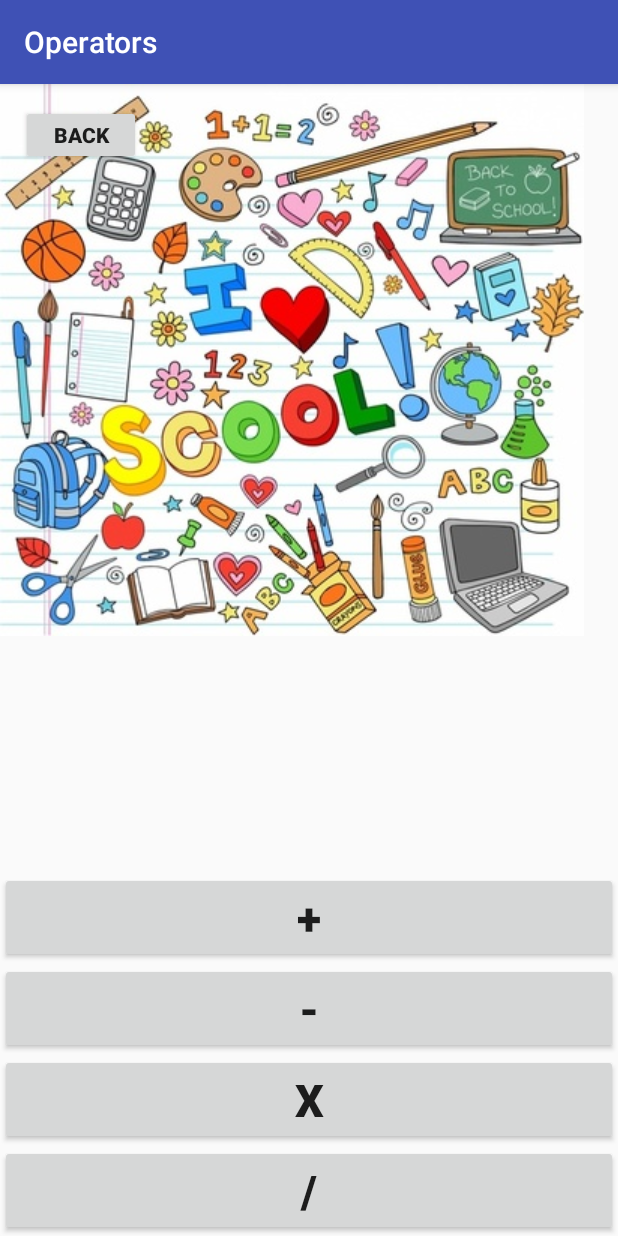
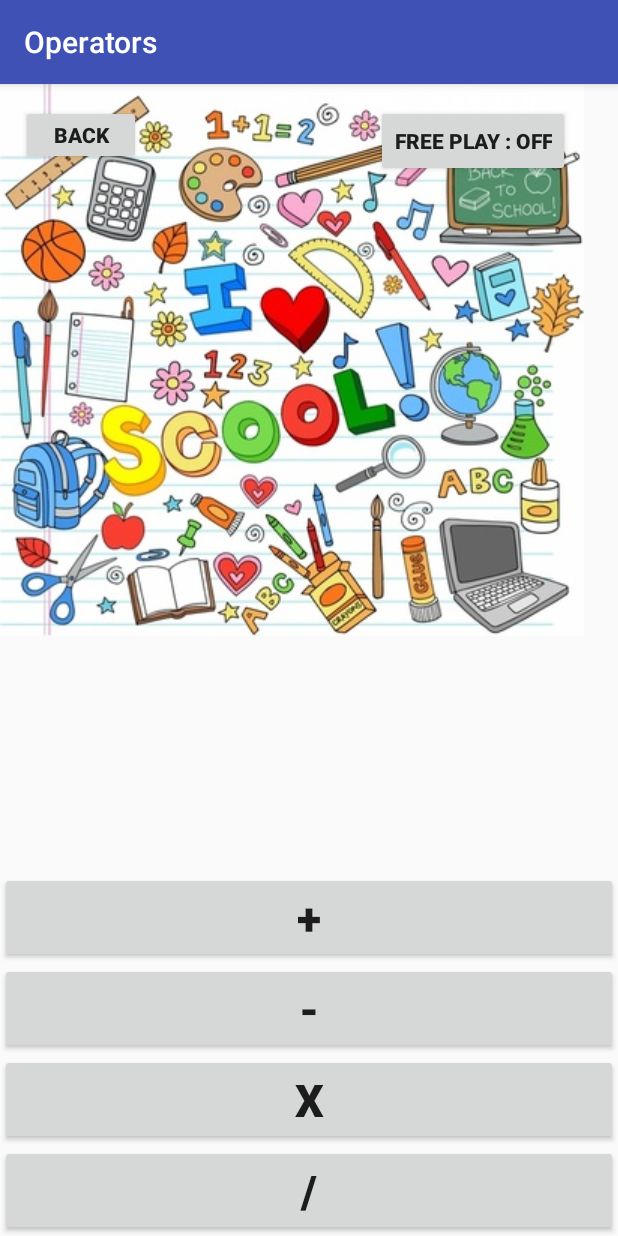
Before and after one commit to Freddy-Gutierrez/LearningToMath, an Android app: the MathOperator screen opened directly, with no data from a screen before it, on a phone screen of 412 x 824 dp. Run offline under Robolectric (Android 15) with nearby library versions, the phone set to English and light mode, and no system bars.

Commit message:
-Free Play Mode added -Fixed minor bug with title for gameplay screen

```diff
--- a/app/build.gradle
+++ b/app/build.gradle
@@ -6,8 +6,8 @@ android {
         applicationId "com.apps.mrfre.learningtomath"
         minSdkVersion 15
         targetSdkVersion 28
-        versionCode 2
-        versionName "1.0"
+        versionCode 3
+        versionName "1.1"
         testInstrumentationRunner "android.support.test.runner.AndroidJUnitRunner"
     }
     buildTypes {
--- a/app/src/main/java/com/apps/mrfre/learningtomath/MathMenu.java
+++ b/app/src/main/java/com/apps/mrfre/learningtomath/MathMenu.java
@@ -28,6 +28,7 @@ public class MathMenu extends AppCompatActivity {
         Button pressed = (Button)view;
         Intent i = new Intent(MathMenu.this, MathGameplay.class);
         //save game difficulty from button and operator
+        i.putExtra("title", pressed.getText().toString());
         i.putExtra("dif", pressed.getText().toString());
         i.putExtra("op", userChar);
         startActivity(i);
--- a/app/src/main/java/com/apps/mrfre/learningtomath/Music.java
+++ b/app/src/main/java/com/apps/mrfre/learningtomath/Music.java
@@ -3,4 +3,6 @@ package com.apps.mrfre.learningtomath;
 public class Music {
     public static boolean isPlaying = false;
     public static boolean userPause = false;
+    public static boolean freePlay = false;
+    public static String freePlayValue = "Free Play : Off";
 }
--- a/app/src/main/java/com/apps/mrfre/learningtomath/PickDenominator.java
+++ b/app/src/main/java/com/apps/mrfre/learningtomath/PickDenominator.java
@@ -20,6 +20,7 @@ public class PickDenominator extends AppCompatActivity {
         Button pressed = (Button)view;
         Intent i = new Intent(PickDenominator.this, MathGameplay.class);
         //save game difficulty from button and operator
+        i.putExtra("title", "DIVISION: " + pressed.getText().toString());
         i.putExtra("dif", pressed.getText().toString());
         i.putExtra("op", userChar);
         startActivity(i);
--- a/app/src/main/res/layout-land/activity_math_operator.xml
+++ b/app/src/main/res/layout-land/activity_math_operator.xml
@@ -11,10 +11,13 @@
         android:layout_width="match_parent"
         android:layout_height="298dp"
         android:layout_alignParentStart="true"
+        android:layout_alignParentLeft="true"
         android:layout_alignParentTop="true"
+        android:layout_marginStart="0dp"
+        android:layout_marginLeft="0dp"
+        android:layout_marginTop="0dp"
         android:scaleType="fitXY"
-        app:srcCompat="@drawable/school"
-        android:layout_alignParentLeft="true" />
+        app:srcCompat="@drawable/school" />
 
     <LinearLayout
         android:layout_width="match_parent"
@@ -79,4 +82,17 @@
         android:layout_alignParentLeft="true"
         android:layout_marginLeft="14dp" />
 
+    <Button
+        android:id="@+id/button_freeplay"
+        android:layout_width="wrap_content"
+        android:layout_height="wrap_content"
+        android:layout_alignTop="@+id/backButton"
+        android:layout_alignParentEnd="true"
+        android:layout_alignParentRight="true"
+        android:layout_marginEnd="32dp"
+        android:layout_marginRight="32dp"
+        android:onClick="isFreePlay"
+        android:text="Free Play : Off"
+        android:textStyle="bold" />
+
 </RelativeLayout>
--- a/app/src/main/res/layout-large-land/activity_math_operator.xml
+++ b/app/src/main/res/layout-large-land/activity_math_operator.xml
@@ -11,25 +11,10 @@
         android:layout_width="match_parent"
         android:layout_height="383dp"
         android:layout_alignParentStart="true"
+        android:layout_alignParentLeft="true"
         android:layout_alignParentTop="true"
         android:scaleType="fitXY"
-        app:srcCompat="@drawable/school"
-        android:layout_alignParentLeft="true" />
-
-    <Button
-        android:id="@+id/backButton"
-        android:layout_width="110dp"
-        android:layout_height="wrap_content"
-        android:layout_alignParentStart="true"
-        android:layout_alignParentTop="true"
-        android:layout_marginStart="14dp"
-        android:layout_marginTop="14dp"
-        android:onClick="backToMain"
-        android:text="BACK"
-        android:textSize="18sp"
-        android:textStyle="bold"
-        android:layout_alignParentLeft="true"
-        android:layout_marginLeft="14dp" />
+        app:srcCompat="@drawable/school" />
 
     <LinearLayout
         android:layout_width="match_parent"
@@ -78,6 +63,36 @@
             android:text="/"
             android:textSize="30sp"
             android:textStyle="bold" />
+
     </LinearLayout>
 
+    <Button
+        android:id="@+id/button_freeplay"
+        android:layout_width="wrap_content"
+        android:layout_height="wrap_content"
+        android:layout_alignTop="@+id/backButton"
+        android:layout_alignParentEnd="true"
+        android:layout_alignParentRight="true"
+        android:layout_marginEnd="32dp"
+        android:layout_marginRight="32dp"
+        android:onClick="isFreePlay"
+        android:text="Free Play : Off"
+        android:textSize="18sp"
+        android:textStyle="bold" />
+
+    <Button
+        android:id="@+id/backButton"
+        android:layout_width="110dp"
+        android:layout_height="wrap_content"
+        android:layout_alignParentStart="true"
+        android:layout_alignParentLeft="true"
+        android:layout_alignParentTop="true"
+        android:layout_marginStart="14dp"
+        android:layout_marginLeft="14dp"
+        android:layout_marginTop="14dp"
+        android:onClick="backToMain"
+        android:text="BACK"
+        android:textSize="18sp"
+        android:textStyle="bold" />
+
 </RelativeLayout>
--- a/app/src/main/res/layout-large-port/activity_math_operator.xml
+++ b/app/src/main/res/layout-large-port/activity_math_operator.xml
@@ -76,4 +76,18 @@
         android:layout_alignParentLeft="true"
         android:layout_marginLeft="14dp" />
 
+    <Button
+        android:id="@+id/button_freeplay"
+        android:layout_width="wrap_content"
+        android:layout_height="wrap_content"
+        android:layout_alignTop="@+id/backButton"
+        android:layout_alignParentEnd="true"
+        android:layout_alignParentRight="true"
+        android:layout_marginEnd="32dp"
+        android:layout_marginRight="32dp"
+        android:onClick="isFreePlay"
+        android:text="Free Play : Off"
+        android:textSize="18sp"
+        android:textStyle="bold" />
+
 </RelativeLayout>
--- a/app/src/main/res/layout-xlarge-land/activity_math_operator.xml
+++ b/app/src/main/res/layout-xlarge-land/activity_math_operator.xml
@@ -79,4 +79,18 @@
         android:textSize="24sp"
         android:textStyle="bold" />
 
+    <Button
+        android:id="@+id/button_freeplay"
+        android:layout_width="wrap_content"
+        android:layout_height="wrap_content"
+        android:layout_alignTop="@+id/backButton"
+        android:layout_alignParentEnd="true"
+        android:layout_alignParentRight="true"
+        android:layout_marginEnd="32dp"
+        android:layout_marginRight="32dp"
+        android:onClick="isFreePlay"
+        android:text="Free Play : Off"
+        android:textSize="24sp"
+        android:textStyle="bold" />
+
 </RelativeLayout>
--- a/app/src/main/res/layout-xlarge-port/activity_math_operator.xml
+++ b/app/src/main/res/layout-xlarge-port/activity_math_operator.xml
@@ -74,4 +74,18 @@
         android:textSize="24sp"
         android:textStyle="bold" />
 
+    <Button
+        android:id="@+id/button_freeplay"
+        android:layout_width="wrap_content"
+        android:layout_height="wrap_content"
+        android:layout_alignTop="@+id/backButton"
+        android:layout_alignParentEnd="true"
+        android:layout_alignParentRight="true"
+        android:layout_marginEnd="32dp"
+        android:layout_marginRight="32dp"
+        android:onClick="isFreePlay"
+        android:text="Free Play : Off"
+        android:textSize="24sp"
+        android:textStyle="bold" />
+
 </RelativeLayout>
--- a/app/src/main/res/layout/activity_math_operator.xml
+++ b/app/src/main/res/layout/activity_math_operator.xml
@@ -74,4 +74,17 @@
         android:layout_alignParentLeft="true"
         android:layout_marginLeft="14dp" />
 
+    <Button
+        android:id="@+id/button_freeplay"
+        android:layout_width="wrap_content"
+        android:layout_height="wrap_content"
+        android:layout_alignTop="@+id/backButton"
+        android:layout_alignParentEnd="true"
+        android:layout_alignParentRight="true"
+        android:layout_marginEnd="32dp"
+        android:layout_marginRight="32dp"
+        android:onClick="isFreePlay"
+        android:text="Free Play : Off"
+        android:textStyle="bold" />
+
 </RelativeLayout>
```
Also changed, not shown: app/src/main/java/com/apps/mrfre/learningtomath/MathGameplay.java (+19 -3 lines), app/src/main/java/com/apps/mrfre/learningtomath/MathOperator.java (+37 -0 lines), app/src/main/res/layout-land/activity_math_gameplay.xml (+16 -0 lines), app/src/main/res/layout-large-land/activity_math_gameplay.xml (+17 -0 lines), app/src/main/res/layout-large-port/activity_math_gameplay.xml (+17 -0 lines), app/src/main/res/layout-xlarge-land/activity_math_gameplay.xml (+17 -0 lines), app/src/main/res/layout-xlarge-port/activity_math_gameplay.xml (+17 -0 lines), app/src/main/res/layout/activity_math_gameplay.xml (+16 -0 lines), 1 other file.
